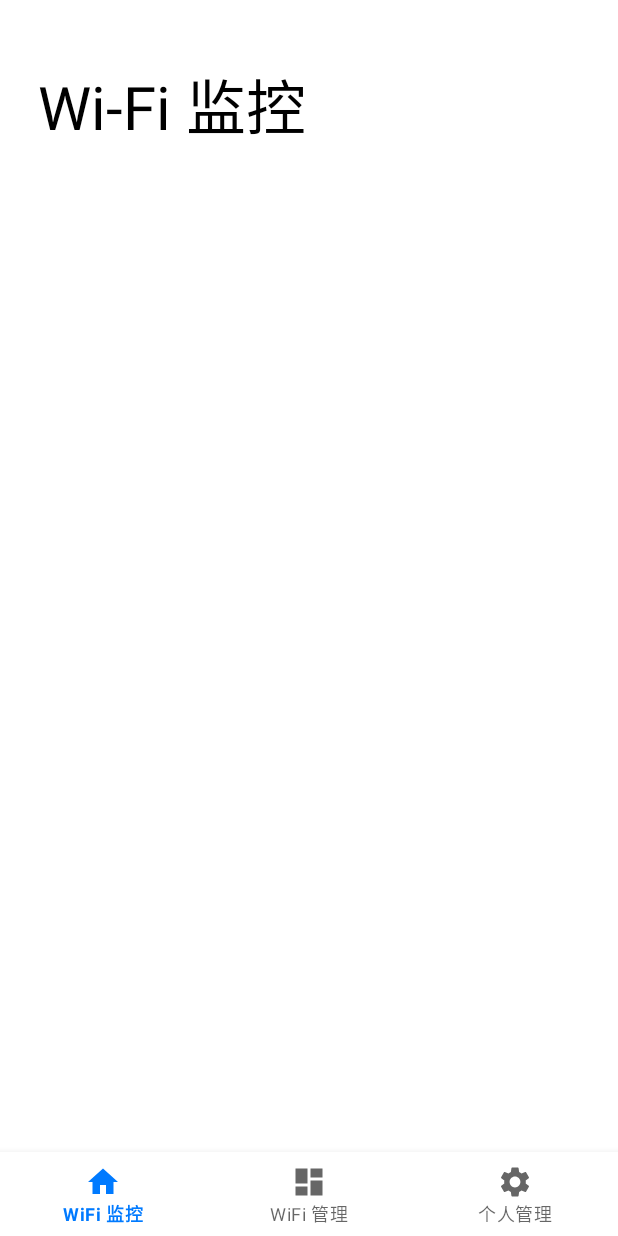
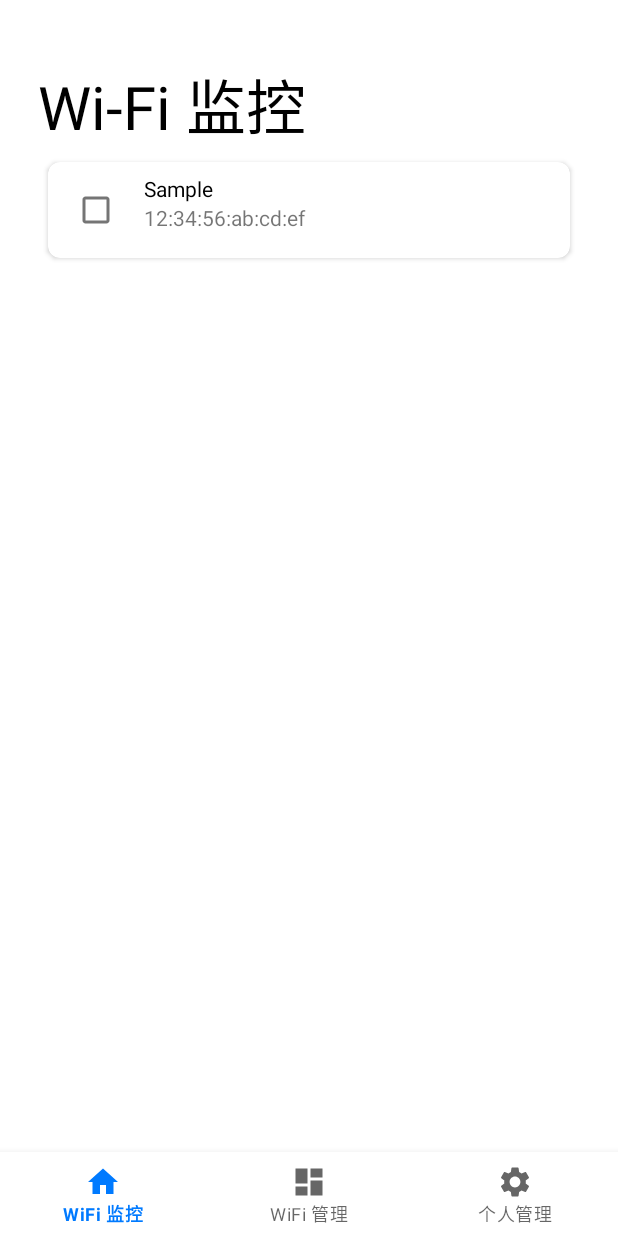
Before and after one commit to cccxxxs/Epidemic-Analysis-Enterprise-Edition, an Android app: the HomeFragment screen opened directly, with no data from a screen before it, on a phone screen of 412 x 824 dp. Run offline under Robolectric (Android 15) with nearby library versions, the light colour scheme and no system bars; our stand-ins replace navigation-ui; libraries missing offline, so code that uses them is left out: tech.linjiang.suitlines.

Commit message:
add Sample

```diff
--- a/app/src/main/res/layout/fragment_home.xml
+++ b/app/src/main/res/layout/fragment_home.xml
@@ -15,6 +15,56 @@
         android:text="Wi-Fi 监控"
         android:textColor="#000000"
         android:textSize="40sp" />
+
+    <LinearLayout
+        android:id="@+id/sampleLayout"
+        android:layout_width="match_parent"
+        android:layout_height="wrap_content"
+        android:layout_marginHorizontal="8dp"
+        android:orientation="vertical">
+
+        <androidx.cardview.widget.CardView
+            android:layout_width="match_parent"
+            android:layout_height="wrap_content"
+            android:layout_marginHorizontal="24dp"
+            android:layout_marginVertical="8dp"
+            app:cardCornerRadius="8dp">
+
+            <LinearLayout
+                android:layout_width="match_parent"
+                android:layout_height="match_parent"
+                android:orientation="horizontal">
+
+                <CheckBox
+                    android:id="@+id/sampleBox"
+                    android:layout_width="wrap_content"
+                    android:layout_height="wrap_content"
+                    android:layout_margin="8dp" />
+
+                <LinearLayout
+                    android:layout_width="wrap_content"
+                    android:layout_height="wrap_content"
+                    android:layout_marginVertical="8dp"
+                    android:layout_weight="1"
+                    android:orientation="vertical">
+
+                    <TextView
+                        android:layout_width="match_parent"
+                        android:layout_height="wrap_content"
+                        android:layout_weight="1"
+                        android:text="Sample"
+                        android:textColor="#000000"
+                        android:textSize="14sp" />
+
+                    <TextView
+                        android:layout_width="match_parent"
+                        android:layout_height="wrap_content"
+                        android:layout_weight="1"
+                        android:text="12:34:56:ab:cd:ef" />
+                </LinearLayout>
+            </LinearLayout>
+        </androidx.cardview.widget.CardView>
+    </LinearLayout>
 
     <ScrollView
         android:id="@+id/scrollView2"
```
Also changed, not shown: app/src/main/java/com/silentselene/enterpriseedition/ui/home/HomeFragment.java (+66 -1 lines).
